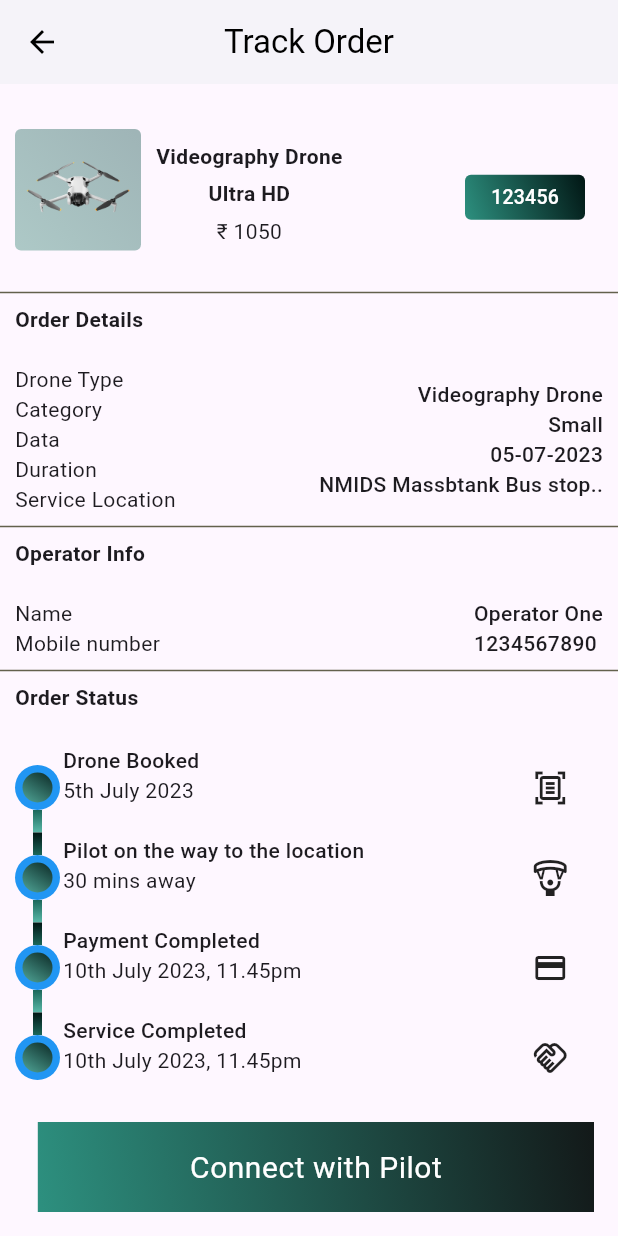
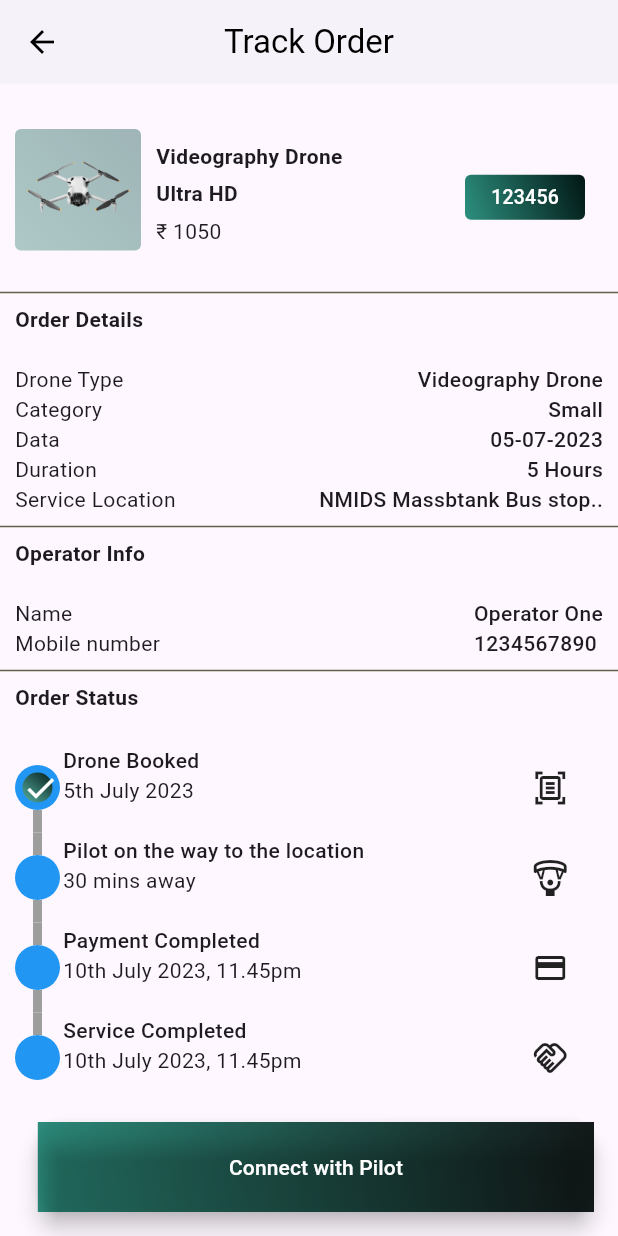
Before and after one commit to yashpatil729/Drone-Tracker, a Flutter app: the screen it shows after launch, on a phone screen of 412 x 824 dp. Run offline on Flutter 3.47's test engine with Material 3 defaults, Android fonts, the phone set to English and light mode, and no system bars; drawn by our look-alikes of timelines; Roboto replaces fonts that are missing (Outfit).

Commit message:
Updated Functionality to button(Connect with Pilot) to change the order tracker state.

```diff
--- a/lib/main.dart
+++ b/lib/main.dart
@@ -62,7 +62,7 @@ class _MyHomePageState extends State<MyHomePage> {
       // so that the display can reflect the updated values. If we changed
       // _counter without calling setState(), then the build method would not be
       // called again, and so nothing would appear to happen.
-      _counter++;
+      _counter = (_counter + 1) % 4;
     });
   }
 
@@ -75,17 +75,6 @@ class _MyHomePageState extends State<MyHomePage> {
       ["Service Completed", "10th July 2023, 11.45pm"]
     ];
 
-    // List<TextDto> OrderShippedDataList = [
-    //   TextDto("Pilot on the way to the location", "30 mins away"),
-    // ];
-
-    // List<TextDto> OrderOutOfDeliveryDataList = [
-    //   TextDto("Payment Completed", "10th July 2023, 11.45pm"),
-    // ];
-
-    // List<TextDto> OrderDeviveredDataList = [
-    //   TextDto("Service Completed", "10th July 2023, 11.45pm"),
-    // ];
     // This method is rerun every time setState is called, for instance as done
     // by the _incrementCounter method above.
     //
@@ -213,6 +202,7 @@ class _MyHomePageState extends State<MyHomePage> {
                         const Align(
                           alignment: AlignmentDirectional(-1.00, 0.00),
                           child: Column(
+                            crossAxisAlignment: CrossAxisAlignment.start,
                             mainAxisSize: MainAxisSize.max,
                             children: [
                               Padding(
@@ -365,6 +355,12 @@ class _MyHomePageState extends State<MyHomePage> {
                         ),
                         Text(
                           '05-07-2023',
+                          style: TextStyle(
+                            fontWeight: FontWeight.w500,
+                          ),
+                        ),
+                        Text(
+                          '5 Hours',
                           style: TextStyle(
                             fontWeight: FontWeight.w500,
                           ),
@@ -618,18 +614,33 @@ class _MyHomePageState extends State<MyHomePage> {
                                               size: 30,
                                               child: Container(
                                                 width: 20.0,
-                                                decoration: const BoxDecoration(
+                                                decoration: (index <= _counter)
+                                                    ? BoxDecoration(
                                                         shape: BoxShape.circle,
-                                                  gradient: LinearGradient(
+                                                        gradient:
+                                                            LinearGradient(
                                                           colors: [
                                                             Color.fromARGB(
                                                                 255, 1, 22, 20),
-                                                      Color.fromARGB(
-                                                          255, 90, 184, 168),
+                                                            Color.fromARGB(255,
+                                                                90, 184, 168),
                                                           ],
-                                                    begin: Alignment.topRight,
-                                                    end: Alignment.bottomLeft,
+                                                          begin: Alignment
+                                                              .topRight,
+                                                          end: Alignment
+                                                              .bottomLeft,
                                                         ),
+                                                      )
+                                                    : BoxDecoration(
+                                                        shape: BoxShape.circle,
+                                                        color: Colors.grey),
+                                                child: (index <= _counter)
+                                                    ? Icon(
+                                                        Icons.check,
+                                                        color: Colors.white,
+                                                      )
+                                                    : SizedBox(
+                                                        height: 0,
                                                       ),
                                               ));
                                         },
@@ -643,27 +654,44 @@ class _MyHomePageState extends State<MyHomePage> {
                                               //     child:
                                               Container(
                                             width: 6.0,
-                                            decoration: BoxDecoration(
+                                            decoration: (index <= _counter - 1)
+                                                ? BoxDecoration(
                                                     // shape: BoxShape.circle,
                                                     gradient: LinearGradient(
                                                       colors: (t ==
                                                               "ConnectorType.end")
                                                           ? [
                                                               Color.fromARGB(
-                                                            255, 1, 22, 20),
+                                                                  255,
+                                                                  1,
+                                                                  22,
+                                                                  20),
                                                               Color.fromARGB(
-                                                            255, 27, 103, 90),
+                                                                  255,
+                                                                  27,
+                                                                  103,
+                                                                  90),
                                                             ]
                                                           : [
                                                               Color.fromARGB(
-                                                            255, 27, 103, 90),
+                                                                  255,
+                                                                  27,
+                                                                  103,
+                                                                  90),
                                                               Color.fromARGB(
-                                                            255, 90, 184, 168),
+                                                                  255,
+                                                                  90,
+                                                                  184,
+                                                                  168),
                                                             ],
-                                                begin: Alignment.topCenter,
-                                                end: Alignment.bottomCenter,
+                                                      begin:
+                                                          Alignment.topCenter,
+                                                      end: Alignment
+                                                          .bottomCenter,
                                                     ),
-                                            ),
+                                                  )
+                                                : BoxDecoration(
+                                                    color: Colors.grey),
                                           );
                                           // );
                                         },
@@ -743,16 +771,36 @@ class _MyHomePageState extends State<MyHomePage> {
                   Color.fromARGB(255, 45, 144, 127),
                 ],
               )),
-
-        child: const FittedBox(
-            fit: BoxFit.fitHeight,
-            child: Text("Connect with Pilot",
+          child: FloatingActionButton.extended(
+              onPressed: () {
+                _incrementCounter();
+                print(_counter);
+              },
+              // () {
+              //   setState(() {
+              //     print(done);
+              //     done = (done + 1) % 4;
+              //     print(done);
+              //   });
+              // },
+              backgroundColor: Colors.transparent,
+              label: Text("Connect with Pilot",
                   style: TextStyle(
                     height: 3,
                     // fontSize: 5,
+
                     color: Colors.white,
                     // fontWeight: FontWeight.bold,
-                ))),
+                  )))
+          // const FittedBox(
+          //     fit: BoxFit.fitHeight,
+          //     child: Text("Connect with Pilot",
+          //         style: TextStyle(
+          //           height: 3,
+          //           // fontSize: 5,
+          //           color: Colors.white,
+          //           // fontWeight: FontWeight.bold,
+          //         ))),
 
           // child:  Container(
 
```
Lines whose indentation alone changed are shown as unchanged.
